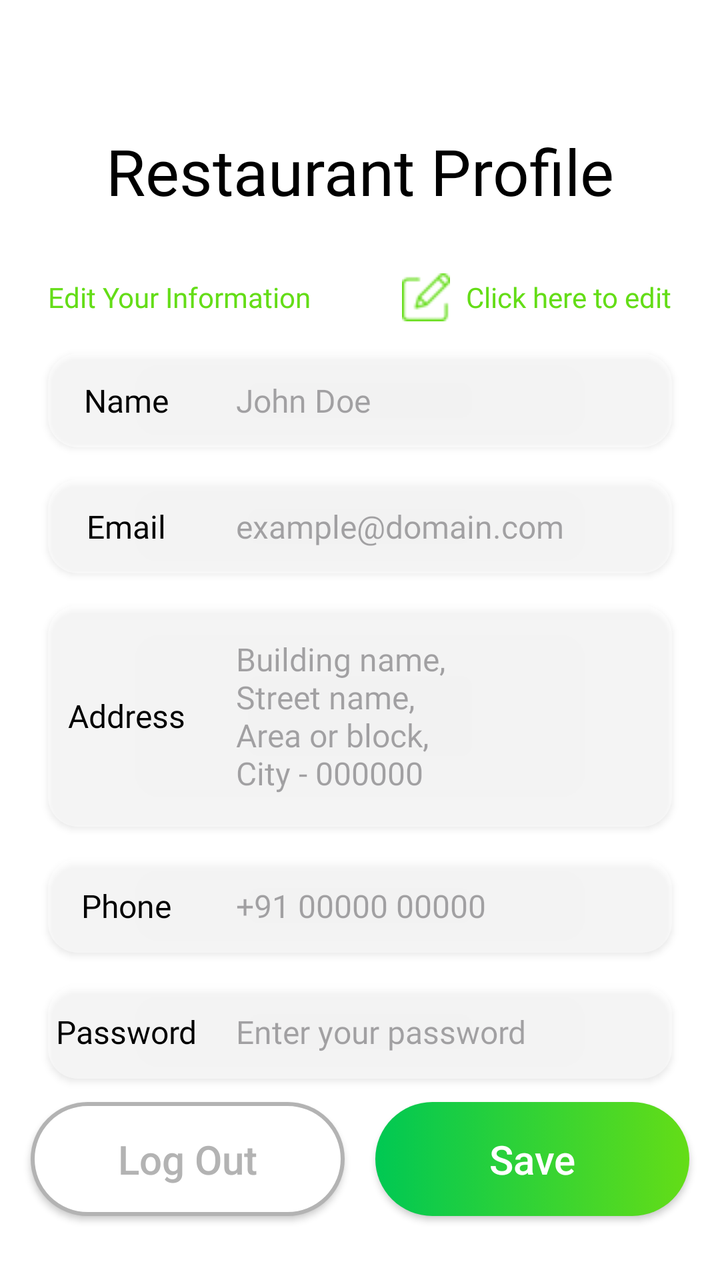
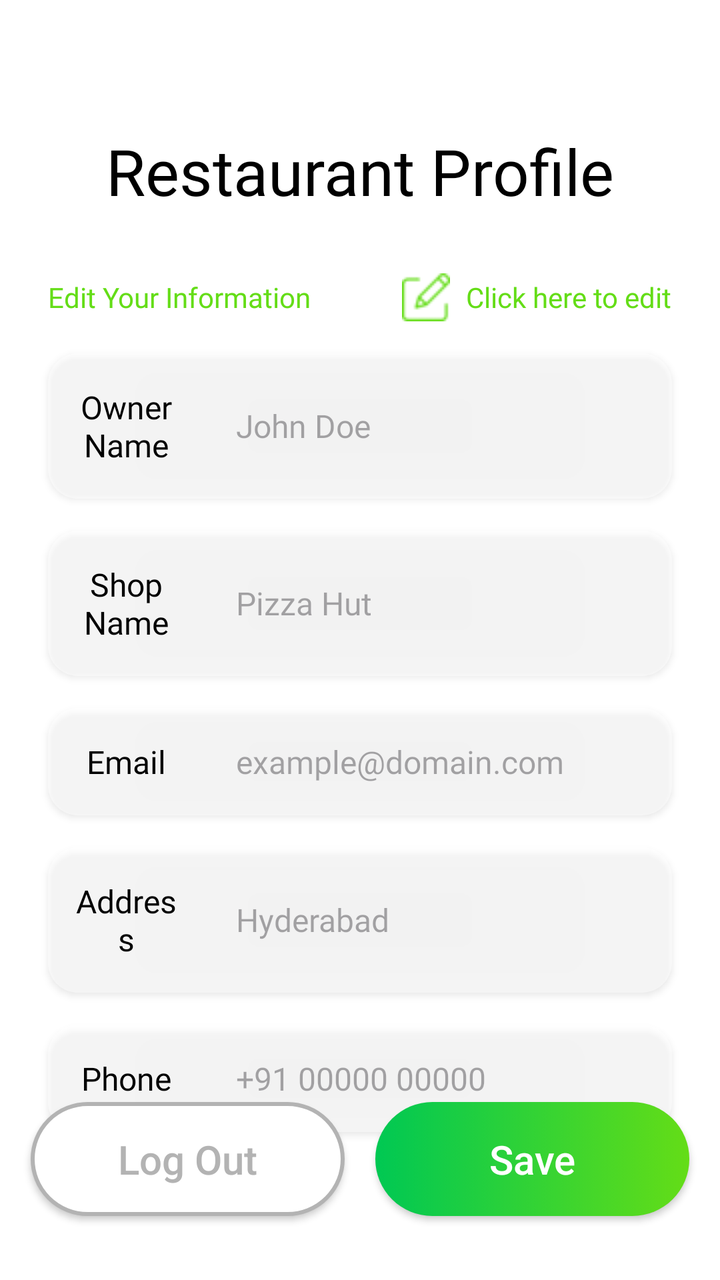

An Android layout rendered at two revisions. The XML below is the earlier revision; the diff shows what the commit changed to produce the second picture.
<!-- AndroidManifest.xml: application theme Theme.RestaurantPartnerApp -->
<!-- res/layout/fragment_profile.xml -->
<?xml version="1.0" encoding="utf-8"?>
<androidx.constraintlayout.widget.ConstraintLayout xmlns:android="http://schemas.android.com/apk/res/android"
    xmlns:app="http://schemas.android.com/apk/res-auto"
    xmlns:tools="http://schemas.android.com/tools"
    android:layout_width="match_parent"
    android:layout_height="match_parent"
    android:background="@color/white"
    tools:context=".ui.fragments.Profile">

    <TextView
        android:id="@+id/textView8"
        android:layout_width="wrap_content"
        android:layout_height="wrap_content"
        android:layout_marginTop="64dp"
        android:fontFamily="@font/inter_bold"
        android:text="Restaurant Profile"
        android:textColor="@color/black"
        android:textSize="32sp"
        app:layout_constraintEnd_toEndOf="parent"
        app:layout_constraintStart_toStartOf="parent"
        app:layout_constraintTop_toTopOf="parent" />

    <TextView
        android:id="@+id/textView9"
        android:layout_width="wrap_content"
        android:layout_height="wrap_content"
        android:layout_marginStart="24dp"
        android:layout_marginTop="32dp"
        android:fontFamily="@font/inter_semibold"
        android:text="Edit Your Information"
        android:textColor="@color/lightGreen"
        app:layout_constraintStart_toStartOf="parent"
        app:layout_constraintTop_toBottomOf="@+id/textView8" />

    <TextView
        android:id="@+id/editButton"
        android:layout_width="wrap_content"
        android:layout_height="wrap_content"
        android:layout_marginEnd="24dp"
        android:clickable="true"
        android:drawablePadding="8dp"
        android:fontFamily="@font/inter_semibold"
        android:gravity="center"
        android:text="Click here to edit"
        android:textColor="@color/lightGreen"
        app:drawableStartCompat="@drawable/edit"
        app:drawableTint="@color/lightGreen"
        app:layout_constraintBottom_toBottomOf="@+id/textView9"
        app:layout_constraintEnd_toEndOf="parent"
        app:layout_constraintTop_toTopOf="@+id/textView9" />

    <LinearLayout
        android:id="@+id/linearLayout"
        android:layout_width="match_parent"
        android:layout_height="wrap_content"
        android:layout_marginStart="24dp"
        android:layout_marginTop="16dp"
        android:layout_marginEnd="24dp"
        android:background="@drawable/background_edittext"
        android:elevation="2dp"
        android:orientation="horizontal"
        app:layout_constraintEnd_toEndOf="parent"
        app:layout_constraintStart_toStartOf="parent"
        app:layout_constraintTop_toBottomOf="@+id/editButton">


        <TextView
            android:layout_width="match_parent"
            android:layout_height="47dp"
            android:layout_weight="3"
            android:fontFamily="@font/inter_bold"
            android:gravity="center"
            android:text="Name"
            android:textColor="@color/black"
            android:textSize="16dp" />

        <EditText
            android:id="@+id/name"
            android:layout_width="match_parent"
            android:layout_height="47dp"
            android:layout_weight="1"
            android:background="@android:color/transparent"
            android:fontFamily="@font/inter"
            android:hint="John Doe"
            android:inputType="text"
            android:paddingStart="16dp"
            android:paddingEnd="16dp"
            android:textSize="16dp" />
    </LinearLayout>

    <LinearLayout
        android:id="@+id/linearLayout2"
        android:layout_width="match_parent"
        android:layout_height="wrap_content"
        android:layout_marginStart="24dp"
        android:layout_marginTop="16dp"
        android:layout_marginEnd="24dp"
        android:background="@drawable/background_edittext"
        android:elevation="2dp"
        android:orientation="horizontal"
        app:layout_constraintEnd_toEndOf="parent"
        app:layout_constraintStart_toStartOf="parent"
        app:layout_constraintTop_toBottomOf="@+id/linearLayout">


        <TextView
            android:layout_width="match_parent"
            android:layout_height="47dp"
            android:layout_weight="3"
            android:fontFamily="@font/inter_bold"
            android:gravity="center"
            android:text="Email"
            android:textColor="@color/black"
            android:textSize="16dp" />

        <EditText
            android:id="@+id/email"
            android:layout_width="match_parent"
            android:layout_height="47dp"
            android:layout_weight="1"
            android:background="@android:color/transparent"
            android:fontFamily="@font/inter"
            android:hint="example@domain.com"
            android:inputType="textEmailAddress"
            android:paddingStart="16dp"
            android:paddingEnd="16dp"
            android:textSize="16dp" />
    </LinearLayout>

    <LinearLayout
        android:id="@+id/linearLayout3"
        android:layout_width="match_parent"
        android:layout_height="wrap_content"
        android:layout_marginStart="24dp"
        android:layout_marginTop="16dp"
        android:layout_marginEnd="24dp"
        android:background="@drawable/background_edittext"
        android:elevation="2dp"
        android:gravity="center_vertical"
        android:orientation="horizontal"
        app:layout_constraintEnd_toEndOf="parent"
        app:layout_constraintStart_toStartOf="parent"
        app:layout_constraintTop_toBottomOf="@+id/linearLayout2">


        <TextView
            android:layout_width="match_parent"
            android:layout_height="47dp"
            android:layout_weight="3"
            android:fontFamily="@font/inter_bold"
            android:gravity="center"
            android:text="Address"
            android:textColor="@color/black"
            android:textSize="16dp" />

        <EditText
            android:id="@+id/address"
            android:layout_width="match_parent"
            android:layout_height="wrap_content"
            android:layout_weight="1"
            android:background="@android:color/transparent"
            android:fontFamily="@font/inter"
            android:hint="Building name,\nStreet name,\nArea or block,\nCity - 000000"
            android:inputType="textMultiLine"
            android:padding="16dp"
            android:textSize="16dp" />
    </LinearLayout>

    <LinearLayout
        android:id="@+id/linearLayout4"
        android:layout_width="match_parent"
        android:layout_height="wrap_content"
        android:layout_marginStart="24dp"
        android:layout_marginTop="16dp"
        android:layout_marginEnd="24dp"
        android:background="@drawable/background_edittext"
        android:elevation="2dp"
        android:orientation="horizontal"
        app:layout_constraintEnd_toEndOf="parent"
        app:layout_constraintStart_toStartOf="parent"
        app:layout_constraintTop_toBottomOf="@+id/linearLayout3">


        <TextView
            android:layout_width="match_parent"
            android:layout_height="47dp"
            android:layout_weight="3"
            android:fontFamily="@font/inter_bold"
            android:gravity="center"
            android:text="Phone"
            android:textColor="@color/black"
            android:textSize="16dp" />

        <EditText
            android:id="@+id/phone"
            android:layout_width="match_parent"
            android:layout_height="47dp"
            android:layout_weight="1"
            android:background="@android:color/transparent"
            android:fontFamily="@font/inter"
            android:hint="+91 00000 00000"
            android:inputType="phone"
            android:paddingStart="16dp"
            android:paddingEnd="16dp"
            android:textSize="16dp" />
    </LinearLayout>

    <LinearLayout
        android:layout_width="match_parent"
        android:layout_height="wrap_content"
        android:layout_marginStart="24dp"
        android:layout_marginTop="16dp"
        android:layout_marginEnd="24dp"
        android:background="@drawable/background_edittext"
        android:elevation="2dp"
        android:orientation="horizontal"
        app:layout_constraintEnd_toEndOf="parent"
        app:layout_constraintStart_toStartOf="parent"
        app:layout_constraintTop_toBottomOf="@+id/linearLayout4">


        <TextView
            android:layout_width="match_parent"
            android:layout_height="47dp"
            android:layout_weight="3"
            android:fontFamily="@font/inter_bold"
            android:gravity="center"
            android:text="Password"
            android:textColor="@color/black"
            android:textSize="16dp" />

        <EditText
            android:id="@+id/password"
            android:layout_width="match_parent"
            android:layout_height="47dp"
            android:layout_weight="1"
            android:background="@android:color/transparent"
            android:fontFamily="@font/inter"
            android:hint="Enter your password"
            android:inputType="textPassword"
            android:paddingStart="16dp"
            android:paddingEnd="16dp"
            android:textSize="16dp" />
    </LinearLayout>

    <androidx.appcompat.widget.AppCompatButton
        android:id="@+id/addItemButton"
        android:layout_width="157dp"
        android:layout_height="57dp"
        android:layout_marginBottom="32dp"
        android:background="@drawable/green_button_shape"
        android:text="Save"
        android:textAllCaps="false"
        android:textColor="@color/white"
        android:textSize="20sp"
        app:layout_constraintBottom_toBottomOf="parent"
        app:layout_constraintEnd_toEndOf="parent"
        app:layout_constraintHorizontal_bias="0.5"
        app:layout_constraintStart_toEndOf="@+id/logoutBtn" />

    <androidx.appcompat.widget.AppCompatButton
        android:id="@+id/logoutBtn"
        android:layout_width="157dp"
        android:layout_height="57dp"
        android:layout_marginBottom="32dp"
        android:background="@drawable/outlined_button_shape"
        android:text="Log Out"
        android:textAllCaps="false"
        android:textColor="@color/grey"
        android:textSize="20sp"
        app:layout_constraintBottom_toBottomOf="parent"
        app:layout_constraintEnd_toStartOf="@+id/addItemButton"
        app:layout_constraintHorizontal_bias="0.5"
        app:layout_constraintStart_toStartOf="parent" />

</androidx.constraintlayout.widget.ConstraintLayout>
<!-- resources referenced by this layout -->
<resources>
  <color name="black">#FF000000</color>
  <color name="grey">#B3B3B3</color>
  <color name="lightGreen">#64DD17</color>
  <color name="white">#FFFFFFFF</color>
  <!-- drawable background_edittext (drawable) -->
  <?xml version="1.0" encoding="utf-8"?>
  <selector xmlns:android="http://schemas.android.com/apk/res/android">
      <item>
          <shape android:shape="rectangle">
              <solid android:color="#79ffffff" />
              <corners android:radius="15dp" />
          </shape>
      </item>
  </selector>
  <!-- drawable edit: png bitmap (drawable, 380 bytes) -->
  <!-- drawable green_button_shape (drawable) -->
  <?xml version="1.0" encoding="utf-8"?>
  <selector xmlns:android="http://schemas.android.com/apk/res/android">
      <item>
          <shape android:shape="rectangle">
              <gradient android:angle="180" android:endColor="@color/darkGreen" android:startColor="@color/lightGreen" />
              <corners android:radius="50dp" />
          </shape>
      </item>
  </selector>
  <!-- drawable outlined_button_shape (drawable) -->
  <?xml version="1.0" encoding="utf-8"?>
  <selector xmlns:android="http://schemas.android.com/apk/res/android">
      <item>
          <shape android:shape="rectangle">
              <solid android:color="@color/white"/>
              <stroke android:width="2dp" android:color="@color/grey" />
              <corners android:radius="50dp" />
          </shape>
      </item>
  </selector>
  <style name="Theme.RestaurantPartnerApp" parent="Base.Theme.RestaurantPartnerApp" />
  <color name="darkGreen">#00C853</color>
  <style name="Base.Theme.RestaurantPartnerApp" parent="Theme.Material3.DayNight.NoActionBar">
          
          
      </style>
</resources>

<!-- the commit's change to res/layout/fragment_profile.xml (unified diff, before → after) -->
@@ -56,6 +56,8 @@
         android:layout_marginStart="24dp"
         android:layout_marginTop="16dp"
         android:layout_marginEnd="24dp"
+        android:paddingTop="16dp"
+        android:paddingBottom="16dp"
         android:background="@drawable/background_edittext"
         android:elevation="2dp"
         android:orientation="horizontal"
@@ -66,26 +68,29 @@
 
         <TextView
             android:layout_width="match_parent"
-            android:layout_height="47dp"
-            android:layout_weight="3"
-            android:fontFamily="@font/inter_bold"
-            android:gravity="center"
-            android:text="Name"
-            android:textColor="@color/black"
-            android:textSize="16dp" />
-
-        <EditText
-            android:id="@+id/name"
-            android:layout_width="match_parent"
-            android:layout_height="47dp"
-            android:layout_weight="1"
+            android:layout_height="wrap_content"
+            android:layout_weight="3"
+            android:fontFamily="@font/inter_bold"
+            android:paddingStart="10dp"
+            android:paddingEnd="10dp"
+            android:gravity="center"
+            android:text="Owner Name"
+            android:textColor="@color/black"
+            android:textSize="16sp" />
+
+        <EditText
+            android:id="@+id/nameOfOwner"
+            android:layout_width="match_parent"
+            android:layout_height="wrap_content"
+            android:layout_weight="1"
+            android:layout_gravity="center_vertical"
             android:background="@android:color/transparent"
             android:fontFamily="@font/inter"
             android:hint="John Doe"
             android:inputType="text"
             android:paddingStart="16dp"
             android:paddingEnd="16dp"
-            android:textSize="16dp" />
+            android:textSize="16sp" />
     </LinearLayout>
 
     <LinearLayout
@@ -95,36 +100,41 @@
         android:layout_marginStart="24dp"
         android:layout_marginTop="16dp"
         android:layout_marginEnd="24dp"
-        android:background="@drawable/background_edittext"
-        android:elevation="2dp"
-        android:orientation="horizontal"
-        app:layout_constraintEnd_toEndOf="parent"
-        app:layout_constraintStart_toStartOf="parent"
-        app:layout_constraintTop_toBottomOf="@+id/linearLayout">
-
-
-        <TextView
-            android:layout_width="match_parent"
-            android:layout_height="47dp"
-            android:layout_weight="3"
-            android:fontFamily="@font/inter_bold"
-            android:gravity="center"
+        android:paddingTop="16dp"
+        android:paddingBottom="16dp"
+        android:background="@drawable/background_edittext"
+        android:elevation="2dp"
+        android:orientation="horizontal"
+        app:layout_constraintEnd_toEndOf="parent"
+        app:layout_constraintStart_toStartOf="parent"
+        app:layout_constraintTop_toBottomOf="@+id/linearLayout5">
+
+
+        <TextView
+            android:layout_width="match_parent"
+            android:layout_height="wrap_content"
+            android:layout_weight="3"
+            android:fontFamily="@font/inter_bold"
+            android:gravity="center"
+            android:paddingStart="10dp"
+            android:paddingEnd="10dp"
             android:text="Email"
             android:textColor="@color/black"
-            android:textSize="16dp" />
+            android:textSize="16sp" />
 
         <EditText
             android:id="@+id/email"
             android:layout_width="match_parent"
-            android:layout_height="47dp"
-            android:layout_weight="1"
+            android:layout_height="wrap_content"
+            android:layout_weight="1"
+            android:layout_gravity="center_vertical"
             android:background="@android:color/transparent"
             android:fontFamily="@font/inter"
             android:hint="example@domain.com"
             android:inputType="textEmailAddress"
             android:paddingStart="16dp"
             android:paddingEnd="16dp"
-            android:textSize="16dp" />
+            android:textSize="16sp" />
     </LinearLayout>
 
     <LinearLayout
@@ -134,6 +144,8 @@
         android:layout_marginStart="24dp"
         android:layout_marginTop="16dp"
         android:layout_marginEnd="24dp"
+        android:paddingTop="16dp"
+        android:paddingBottom="16dp"
         android:background="@drawable/background_edittext"
         android:elevation="2dp"
         android:gravity="center_vertical"
@@ -145,25 +157,29 @@
 
         <TextView
             android:layout_width="match_parent"
-            android:layout_height="47dp"
-            android:layout_weight="3"
-            android:fontFamily="@font/inter_bold"
-            android:gravity="center"
+            android:layout_height="wrap_content"
+            android:layout_weight="3"
+            android:fontFamily="@font/inter_bold"
+            android:gravity="center"
+            android:paddingStart="10dp"
+            android:paddingEnd="10dp"
             android:text="Address"
             android:textColor="@color/black"
-            android:textSize="16dp" />
+            android:textSize="16sp" />
 
         <EditText
             android:id="@+id/address"
             android:layout_width="match_parent"
             android:layout_height="wrap_content"
             android:layout_weight="1"
-            android:background="@android:color/transparent"
-            android:fontFamily="@font/inter"
-            android:hint="Building name,\nStreet name,\nArea or block,\nCity - 000000"
-            android:inputType="textMultiLine"
-            android:padding="16dp"
-            android:textSize="16dp" />
+            android:layout_gravity="center_vertical"
+            android:background="@android:color/transparent"
+            android:fontFamily="@font/inter"
+            android:hint="Hyderabad"
+            android:inputType="text"
+            android:paddingStart="16dp"
+            android:paddingEnd="16dp"
+            android:textSize="16sp" />
     </LinearLayout>
 
     <LinearLayout
@@ -173,6 +189,8 @@
         android:layout_marginStart="24dp"
         android:layout_marginTop="16dp"
         android:layout_marginEnd="24dp"
+        android:paddingTop="16dp"
+        android:paddingBottom="16dp"
         android:background="@drawable/background_edittext"
         android:elevation="2dp"
         android:orientation="horizontal"
@@ -183,68 +201,77 @@
 
         <TextView
             android:layout_width="match_parent"
-            android:layout_height="47dp"
-            android:layout_weight="3"
-            android:fontFamily="@font/inter_bold"
-            android:gravity="center"
+            android:layout_height="wrap_content"
+            android:layout_weight="3"
+            android:fontFamily="@font/inter_bold"
+            android:gravity="center"
+            android:paddingStart="10dp"
+            android:paddingEnd="10dp"
             android:text="Phone"
             android:textColor="@color/black"
-            android:textSize="16dp" />
+            android:textSize="16sp" />
 
         <EditText
             android:id="@+id/phone"
             android:layout_width="match_parent"
-            android:layout_height="47dp"
-            android:layout_weight="1"
+            android:layout_height="wrap_content"
+            android:layout_weight="1"
+            android:layout_gravity="center_vertical"
             android:background="@android:color/transparent"
             android:fontFamily="@font/inter"
             android:hint="+91 00000 00000"
             android:inputType="phone"
             android:paddingStart="16dp"
             android:paddingEnd="16dp"
-            android:textSize="16dp" />
-    </LinearLayout>
-
-    <LinearLayout
-        android:layout_width="match_parent"
-        android:layout_height="wrap_content"
-        android:layout_marginStart="24dp"
-        android:layout_marginTop="16dp"
-        android:layout_marginEnd="24dp"
-        android:background="@drawable/background_edittext"
-        android:elevation="2dp"
-        android:orientation="horizontal"
-        app:layout_constraintEnd_toEndOf="parent"
-        app:layout_constraintStart_toStartOf="parent"
-        app:layout_constraintTop_toBottomOf="@+id/linearLayout4">
-
-
-        <TextView
-            android:layout_width="match_parent"
-            android:layout_height="47dp"
-            android:layout_weight="3"
-            android:fontFamily="@font/inter_bold"
-            android:gravity="center"
-            android:text="Password"
-            android:textColor="@color/black"
-            android:textSize="16dp" />
-
-        <EditText
-            android:id="@+id/password"
-            android:layout_width="match_parent"
-            android:layout_height="47dp"
-            android:layout_weight="1"
-            android:background="@android:color/transparent"
-            android:fontFamily="@font/inter"
-            android:hint="Enter your password"
-            android:inputType="textPassword"
-            android:paddingStart="16dp"
-            android:paddingEnd="16dp"
-            android:textSize="16dp" />
+            android:textSize="16sp" />
+    </LinearLayout>
+
+    <LinearLayout
+        android:id="@+id/linearLayout5"
+        android:layout_width="match_parent"
+        android:layout_height="wrap_content"
+        android:layout_marginStart="24dp"
+        android:layout_marginTop="16dp"
+        android:layout_marginEnd="24dp"
+        android:paddingTop="16dp"
+        android:paddingBottom="16dp"
+        android:background="@drawable/background_edittext"
+        android:elevation="2dp"
+        android:orientation="horizontal"
+        app:layout_constraintEnd_toEndOf="parent"
+        app:layout_constraintStart_toStartOf="parent"
+        app:layout_constraintTop_toBottomOf="@+id/linearLayout">
+
+
+        <TextView
+            android:layout_width="match_parent"
+            android:layout_height="wrap_content"
+            android:layout_weight="3"
+            android:fontFamily="@font/inter_bold"
+            android:gravity="center"
+            android:paddingStart="10dp"
+            android:paddingEnd="10dp"
+            android:text="Shop Name"
+            android:textColor="@color/black"
+            android:textSize="16sp" />
+
+        <EditText
+            android:id="@+id/nameOfRestaurant"
+            android:layout_width="match_parent"
+            android:layout_height="wrap_content"
+            android:layout_weight="1"
+            android:layout_gravity="center_vertical"
+            android:background="@android:color/transparent"
+            android:fontFamily="@font/inter"
+            android:hint="Pizza Hut"
+            android:inputType="text"
+            android:paddingStart="16dp"
+            android:paddingEnd="16dp"
+            android:textSize="16sp" />
     </LinearLayout>
 
     <androidx.appcompat.widget.AppCompatButton
-        android:id="@+id/addItemButton"
+        android:id="@+id/saveBtn"
         android:layout_width="157dp"
         android:layout_height="57dp"
         android:layout_marginBottom="32dp"
@@ -269,7 +296,7 @@
         android:textColor="@color/grey"
         android:textSize="20sp"
         app:layout_constraintBottom_toBottomOf="parent"
-        app:layout_constraintEnd_toStartOf="@+id/addItemButton"
+        app:layout_constraintEnd_toStartOf="@+id/saveBtn"
         app:layout_constraintHorizontal_bias="0.5"
         app:layout_constraintStart_toStartOf="parent" />
 
